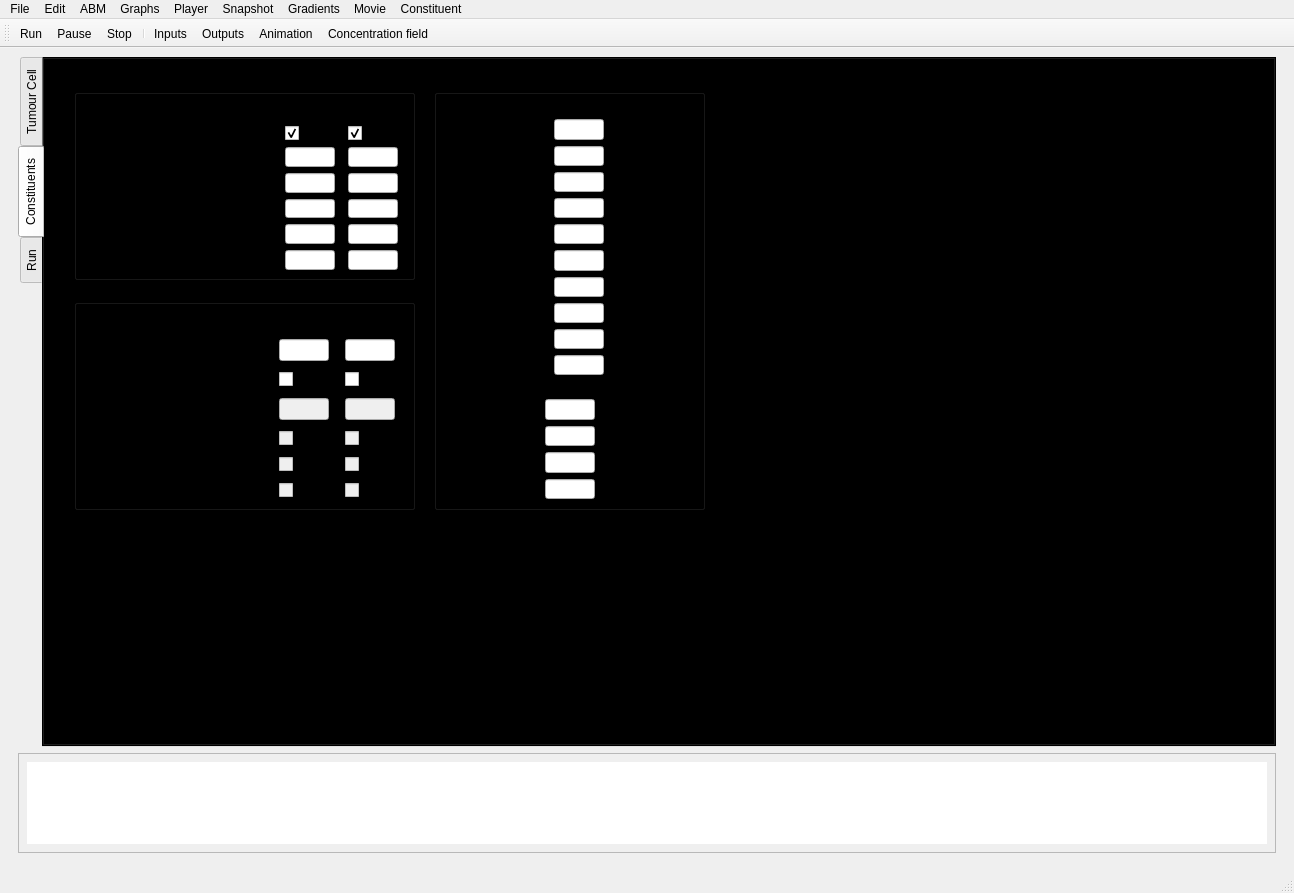
The window that GUI/spheroid_GUI.ui (gibbogle/spheroid-abm) describes before a commit, drawn with Qt 5.
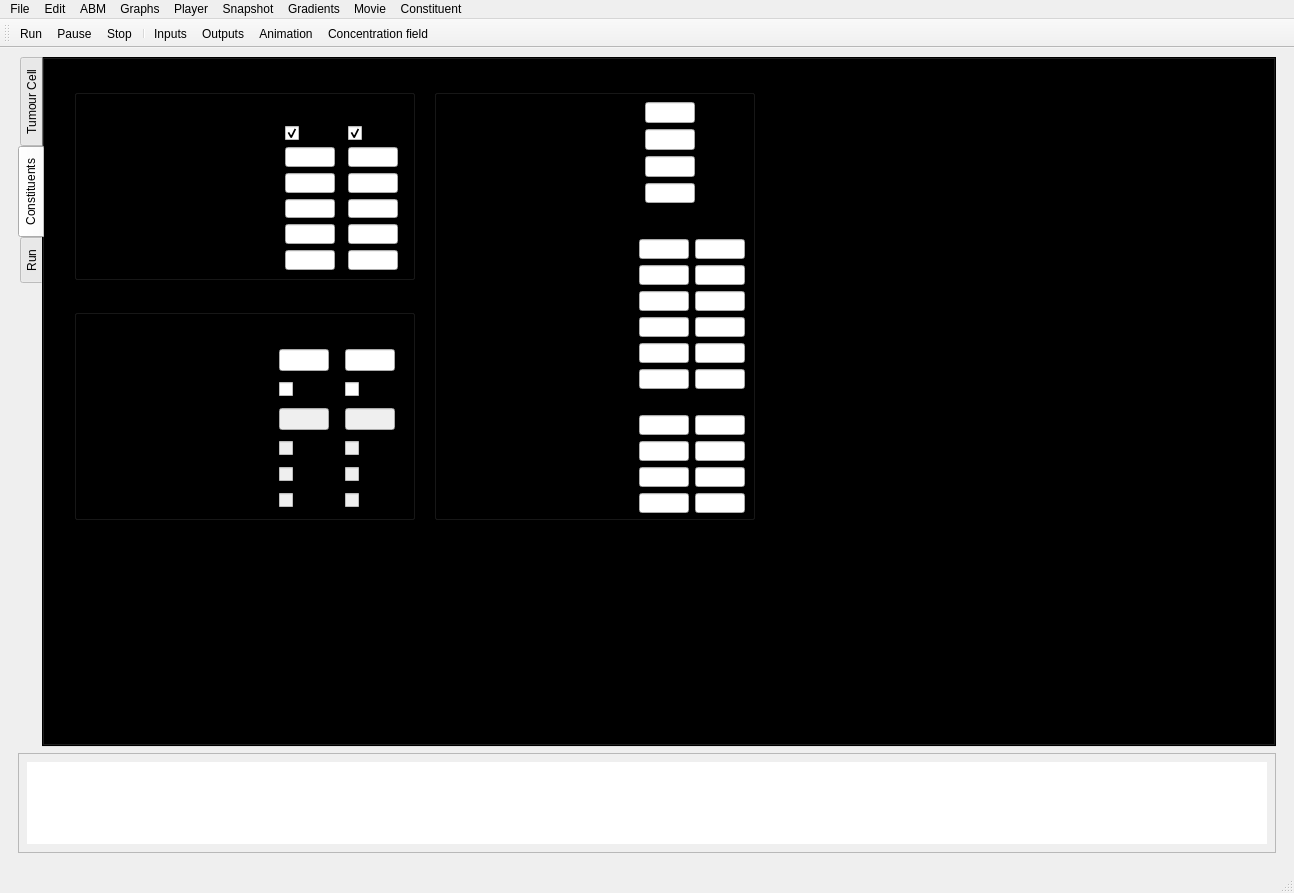
The same window after the commit. The open tabs and pages were chosen to show the change. Icons and pictures are not drawn. Custom widgets are drawn as their Qt base class.

Commit message: G: changed GUI/mainwindow.cpp G: changed GUI/mainwindow.h G: changed GUI/myvtk.cpp G: changed GUI/myvtk.h G: changed GUI/params.cpp G: changed GUI/spheroid_GUI.ui G: changed src/cellstate.f90 G: changed src/global.f90 G: changed src/ode_diffuse.f90 G: changed src/spheroid.f90

```diff
--- a/GUI/spheroid_GUI.ui
+++ b/GUI/spheroid_GUI.ui
@@ -587,7 +587,7 @@
             <property name="geometry">
              <rect>
               <x>30</x>
-              <y>240</y>
+              <y>250</y>
               <width>341</width>
               <height>211</height>
              </rect>
@@ -909,8 +909,8 @@
              <rect>
               <x>390</x>
               <y>30</y>
-              <width>271</width>
-              <height>421</height>
+              <width>321</width>
+              <height>431</height>
              </rect>
             </property>
             <property name="title">
@@ -939,14 +939,157 @@
              <property name="geometry">
               <rect>
                <x>10</x>
-               <y>30</y>
+               <y>13</y>
                <width>251</width>
-               <height>256</height>
+               <height>101</height>
               </rect>
              </property>
              <layout class="QGridLayout" name="gridLayout_6">
-              <item row="2" column="1">
-               <widget class="QMyLabel" name="label_SN30K_KMET0">
+              <item row="0" column="3">
+               <widget class="QLineEdit" name="line_SN30K_DIFF_COEF">
+                <property name="maximumSize">
+                 <size>
+                  <width>50</width>
+                  <height>16777215</height>
+                 </size>
+                </property>
+                <property name="baseSize">
+                 <size>
+                  <width>0</width>
+                  <height>0</height>
+                 </size>
+                </property>
+                <property name="alignment">
+                 <set>Qt::AlignRight|Qt::AlignTrailing|Qt::AlignVCenter</set>
+                </property>
+               </widget>
+              </item>
+              <item row="0" column="0" colspan="2">
+               <widget class="QMyLabel" name="label_SN30K_DIFF_COEF">
+                <property name="text">
+                 <string>Diff coefficient</string>
+                </property>
+               </widget>
+              </item>
+              <item row="1" column="0" colspan="2">
+               <widget class="QMyLabel" name="label_SN30K_CELL_DIFF">
+                <property name="text">
+                 <string>Membrane diff coef</string>
+                </property>
+               </widget>
+              </item>
+              <item row="1" column="3">
+               <widget class="QLineEdit" name="line_SN30K_CELL_DIFF">
+                <property name="maximumSize">
+                 <size>
+                  <width>50</width>
+                  <height>16777215</height>
+                 </size>
+                </property>
+                <property name="alignment">
+                 <set>Qt::AlignRight|Qt::AlignTrailing|Qt::AlignVCenter</set>
+                </property>
+               </widget>
+              </item>
+              <item row="2" column="0" colspan="2">
+               <widget class="QMyLabel" name="label_SN30K_HALFLIFE">
+                <property name="font">
+                 <font>
+                  <weight>50</weight>
+                  <bold>false</bold>
+                 </font>
+                </property>
+                <property name="text">
+                 <string>Half-life</string>
+                </property>
+               </widget>
+              </item>
+              <item row="2" column="3">
+               <widget class="QLineEdit" name="line_SN30K_HALFLIFE">
+                <property name="enabled">
+                 <bool>true</bool>
+                </property>
+                <property name="maximumSize">
+                 <size>
+                  <width>50</width>
+                  <height>16777215</height>
+                 </size>
+                </property>
+                <property name="alignment">
+                 <set>Qt::AlignRight|Qt::AlignTrailing|Qt::AlignVCenter</set>
+                </property>
+               </widget>
+              </item>
+              <item row="3" column="0" colspan="2">
+               <widget class="QMyLabel" name="label_SN30K_METABOLITE_HALFLIFE">
+                <property name="minimumSize">
+                 <size>
+                  <width>0</width>
+                  <height>0</height>
+                 </size>
+                </property>
+                <property name="font">
+                 <font>
+                  <weight>50</weight>
+                  <bold>false</bold>
+                 </font>
+                </property>
+                <property name="text">
+                 <string>Metabolite half-life   </string>
+                </property>
+               </widget>
+              </item>
+              <item row="3" column="3">
+               <widget class="QLineEdit" name="line_SN30K_METABOLITE_HALFLIFE">
+                <property name="enabled">
+                 <bool>true</bool>
+                </property>
+                <property name="maximumSize">
+                 <size>
+                  <width>50</width>
+                  <height>16777215</height>
+                 </size>
+                </property>
+                <property name="alignment">
+                 <set>Qt::AlignRight|Qt::AlignTrailing|Qt::AlignVCenter</set>
+                </property>
+               </widget>
+              </item>
+              <item row="0" column="2">
+               <widget class="QLabel" name="units_diffcoef_3">
+                <property name="text">
+                 <string>cm2/s</string>
+                </property>
+               </widget>
+              </item>
+              <item row="2" column="2">
+               <widget class="QLabel" name="units_halflife">
+                <property name="text">
+                 <string>hours</string>
+                </property>
+               </widget>
+              </item>
+              <item row="3" column="2">
+               <widget class="QLabel" name="units_metabolite_halflife">
+                <property name="text">
+                 <string>hours</string>
+                </property>
+               </widget>
+              </item>
+             </layout>
+            </widget>
+            <widget class="QWidget" name="gridLayoutWidget_6">
+             <property name="geometry">
+              <rect>
+               <x>10</x>
+               <y>130</y>
+               <width>301</width>
+               <height>294</height>
+              </rect>
+             </property>
+             <layout class="QGridLayout" name="gridLayout_2">
+              <item row="1" column="0">
+               <widget class="QMyLabel" name="label_SN30K_KMET0_1">
                 <property name="minimumSize">
                  <size>
                   <width>40</width>
@@ -958,149 +1101,206 @@
                 </property>
                </widget>
               </item>
-              <item row="2" column="2">
-               <widget class="QLineEdit" name="line_SN30K_KMET0">
-                <property name="maximumSize">
-                 <size>
-                  <width>50</width>
-                  <height>16777215</height>
-                 </size>
-                </property>
-                <property name="baseSize">
-                 <size>
-                  <width>0</width>
-                  <height>0</height>
-                 </size>
-                </property>
-                <property name="alignment">
-                 <set>Qt::AlignRight|Qt::AlignTrailing|Qt::AlignVCenter</set>
-                </property>
-               </widget>
-              </item>
-              <item row="3" column="1">
-               <widget class="QMyLabel" name="label_SN30K_C1">
+              <item row="2" column="0">
+               <widget class="QMyLabel" name="label_SN30K_C1_1">
                 <property name="text">
                  <string>C1</string>
                 </property>
                </widget>
               </item>
-              <item row="3" column="2">
-               <widget class="QLineEdit" name="line_SN30K_C1">
-                <property name="maximumSize">
-                 <size>
-                  <width>50</width>
-                  <height>16777215</height>
-                 </size>
-                </property>
-                <property name="alignment">
-                 <set>Qt::AlignRight|Qt::AlignTrailing|Qt::AlignVCenter</set>
-                </property>
-               </widget>
-              </item>
-              <item row="4" column="1">
-               <widget class="QMyLabel" name="label_SN30K_C2">
+              <item row="3" column="0">
+               <widget class="QMyLabel" name="label_SN30K_C2_1">
                 <property name="text">
                  <string>C2</string>
                 </property>
                </widget>
               </item>
-              <item row="4" column="2">
-               <widget class="QLineEdit" name="line_SN30K_C2">
-                <property name="maximumSize">
-                 <size>
-                  <width>50</width>
-                  <height>16777215</height>
-                 </size>
-                </property>
-                <property name="alignment">
-                 <set>Qt::AlignRight|Qt::AlignTrailing|Qt::AlignVCenter</set>
-                </property>
-               </widget>
-              </item>
-              <item row="5" column="1">
-               <widget class="QMyLabel" name="label_SN30K_KO2">
+              <item row="4" column="0">
+               <widget class="QMyLabel" name="label_SN30K_KO2_1">
                 <property name="text">
                  <string>KO2</string>
                 </property>
                </widget>
               </item>
-              <item row="5" column="2">
-               <widget class="QLineEdit" name="line_SN30K_KO2">
-                <property name="maximumSize">
-                 <size>
-                  <width>50</width>
-                  <height>16777215</height>
-                 </size>
-                </property>
-                <property name="alignment">
-                 <set>Qt::AlignRight|Qt::AlignTrailing|Qt::AlignVCenter</set>
-                </property>
-               </widget>
-              </item>
-              <item row="6" column="1">
-               <widget class="QMyLabel" name="label_SN30K_GAMMA">
-                <property name="text">
-                 <string>gamma</string>
-                </property>
-               </widget>
-              </item>
-              <item row="6" column="2">
-               <widget class="QLineEdit" name="line_SN30K_GAMMA">
-                <property name="maximumSize">
-                 <size>
-                  <width>50</width>
-                  <height>16777215</height>
-                 </size>
-                </property>
-                <property name="alignment">
-                 <set>Qt::AlignRight|Qt::AlignTrailing|Qt::AlignVCenter</set>
-                </property>
-               </widget>
-              </item>
               <item row="2" column="3">
+               <widget class="QLineEdit" name="line_SN30K_C1_2">
+                <property name="maximumSize">
+                 <size>
+                  <width>50</width>
+                  <height>16777215</height>
+                 </size>
+                </property>
+                <property name="alignment">
+                 <set>Qt::AlignRight|Qt::AlignTrailing|Qt::AlignVCenter</set>
+                </property>
+               </widget>
+              </item>
+              <item row="2" column="2">
+               <widget class="QLineEdit" name="line_SN30K_C1_1">
+                <property name="maximumSize">
+                 <size>
+                  <width>50</width>
+                  <height>16777215</height>
+                 </size>
+                </property>
+                <property name="alignment">
+                 <set>Qt::AlignRight|Qt::AlignTrailing|Qt::AlignVCenter</set>
+                </property>
+               </widget>
+              </item>
+              <item row="3" column="3">
+               <widget class="QLineEdit" name="line_SN30K_C2_2">
+                <property name="maximumSize">
+                 <size>
+                  <width>50</width>
+                  <height>16777215</height>
+                 </size>
+                </property>
+                <property name="alignment">
+                 <set>Qt::AlignRight|Qt::AlignTrailing|Qt::AlignVCenter</set>
+                </property>
+               </widget>
+              </item>
+              <item row="3" column="2">
+               <widget class="QLineEdit" name="line_SN30K_C2_1">
+                <property name="maximumSize">
+                 <size>
+                  <width>50</width>
+                  <height>16777215</height>
+                 </size>
+                </property>
+                <property name="alignment">
+                 <set>Qt::AlignRight|Qt::AlignTrailing|Qt::AlignVCenter</set>
+                </property>
+               </widget>
+              </item>
+              <item row="4" column="3">
+               <widget class="QLineEdit" name="line_SN30K_KO2_2">
+                <property name="maximumSize">
+                 <size>
+                  <width>50</width>
+                  <height>16777215</height>
+                 </size>
+                </property>
+                <property name="alignment">
+                 <set>Qt::AlignRight|Qt::AlignTrailing|Qt::AlignVCenter</set>
+                </property>
+               </widget>
+              </item>
+              <item row="4" column="2">
+               <widget class="QLineEdit" name="line_SN30K_KO2_1">
+                <property name="maximumSize">
+                 <size>
+                  <width>50</width>
+                  <height>16777215</height>
+                 </size>
+                </property>
+                <property name="alignment">
+                 <set>Qt::AlignRight|Qt::AlignTrailing|Qt::AlignVCenter</set>
+                </property>
+               </widget>
+              </item>
+              <item row="1" column="2">
+               <widget class="QLineEdit" name="line_SN30K_KMET0_1">
+                <property name="maximumSize">
+                 <size>
+                  <width>50</width>
+                  <height>16777215</height>
+                 </size>
+                </property>
+                <property name="baseSize">
+                 <size>
+                  <width>0</width>
+                  <height>0</height>
+                 </size>
+                </property>
+                <property name="alignment">
+                 <set>Qt::AlignRight|Qt::AlignTrailing|Qt::AlignVCenter</set>
+                </property>
+               </widget>
+              </item>
+              <item row="1" column="3">
+               <widget class="QLineEdit" name="line_SN30K_KMET0_2">
+                <property name="maximumSize">
+                 <size>
+                  <width>50</width>
+                  <height>16777215</height>
+                 </size>
+                </property>
+                <property name="baseSize">
+                 <size>
+                  <width>0</width>
+                  <height>0</height>
+                 </size>
+                </property>
+                <property name="alignment">
+                 <set>Qt::AlignRight|Qt::AlignTrailing|Qt::AlignVCenter</set>
+                </property>
+               </widget>
+              </item>
+              <item row="1" column="1">
                <widget class="QLabel" name="units_KMET0">
                 <property name="text">
                  <string>min^-1</string>
                 </property>
                </widget>
               </item>
-              <item row="3" column="3">
-               <widget class="QLabel" name="units_C1">
-                <property name="text">
-                 <string/>
-                </property>
-               </widget>
-              </item>
-              <item row="4" column="3">
-               <widget class="QLabel" name="units_C2">
-                <property name="text">
-                 <string/>
-                </property>
-               </widget>
-              </item>
-              <item row="5" column="3">
+              <item row="4" column="1">
                <widget class="QLabel" name="units_KO2">
                 <property name="text">
                  <string>uM</string>
                 </property>
                </widget>
               </item>
-              <item row="6" column="3">
+              <item row="5" column="0">
+               <widget class="QMyLabel" name="label_SN30K_GAMMA_1">
+                <property name="text">
+                 <string>gamma</string>
+                </property>
+               </widget>
+              </item>
+              <item row="5" column="1">
                <widget class="QLabel" name="units_GAMMA">
                 <property name="text">
                  <string>uM^-2</string>
                 </property>
                </widget>
               </item>
-              <item row="7" column="1">
-               <widget class="QMyLabel" name="label_SN30K_KLESION">
+              <item row="5" column="2">
+               <widget class="QLineEdit" name="line_SN30K_GAMMA_1">
+                <property name="maximumSize">
+                 <size>
+                  <width>50</width>
+                  <height>16777215</height>
+                 </size>
+                </property>
+                <property name="alignment">
+                 <set>Qt::AlignRight|Qt::AlignTrailing|Qt::AlignVCenter</set>
+                </property>
+               </widget>
+              </item>
+              <item row="5" column="3">
+               <widget class="QLineEdit" name="line_SN30K_GAMMA_2">
+                <property name="maximumSize">
+                 <size>
+                  <width>50</width>
+                  <height>16777215</height>
+                 </size>
+                </property>
+                <property name="alignment">
+                 <set>Qt::AlignRight|Qt::AlignTrailing|Qt::AlignVCenter</set>
+                </property>
+               </widget>
+              </item>
+              <item row="6" column="0">
+               <widget class="QMyLabel" name="label_SN30K_KLESION_1">
                 <property name="text">
-                 <string>Klesion</string>
+                 <string>Klesion                            </string>
                 </property>
                </widget>
               </item>
-              <item row="7" column="2">
-               <widget class="QLineEdit" name="line_SN30K_KLESION">
+              <item row="6" column="2">
+               <widget class="QLineEdit" name="line_SN30K_KLESION_1">
                 <property name="maximumSize">
                  <size>
                   <width>50</width>
@@ -1112,252 +1312,201 @@
                 </property>
                </widget>
               </item>
+              <item row="6" column="3">
+               <widget class="QLineEdit" name="line_SN30K_KLESION_2">
+                <property name="maximumSize">
+                 <size>
+                  <width>50</width>
+                  <height>16777215</height>
+                 </size>
+                </property>
+                <property name="alignment">
+                 <set>Qt::AlignRight|Qt::AlignTrailing|Qt::AlignVCenter</set>
+                </property>
+               </widget>
+              </item>
+              <item row="0" column="0">
+               <widget class="QLabel" name="alabel_celltype">
+                <property name="font">
+                 <font>
+                  <weight>75</weight>
+                  <bold>true</bold>
+                 </font>
+                </property>
+                <property name="text">
+                 <string>Cell type parameters</string>
+                </property>
+               </widget>
+              </item>
               <item row="0" column="2">
-               <widget class="QLineEdit" name="line_SN30K_DIFF_COEF">
-                <property name="maximumSize">
-                 <size>
-                  <width>50</width>
-                  <height>16777215</height>
-                 </size>
-                </property>
-                <property name="baseSize">
-                 <size>
-                  <width>0</width>
-                  <height>0</height>
-                 </size>
-                </property>
-                <property name="alignment">
-                 <set>Qt::AlignRight|Qt::AlignTrailing|Qt::AlignVCenter</set>
-                </property>
-               </widget>
-              </item>
-              <item row="0" column="1">
-               <widget class="QMyLabel" name="label_SN30K_DIFF_COEF">
+               <widget class="QLabel" name="alabel_type1">
                 <property name="text">
-                 <string>Diff coefficient</string>
+                 <string>Type 1</string>
                 </property>
                </widget>
               </item>
               <item row="0" column="3">
-               <widget class="QLabel" name="units_diffcoef_3">
+               <widget class="QLabel" name="alabel_type2">
                 <property name="text">
-                 <string>cm2/s</string>
+                 <string>Type 2</string>
                 </property>
                </widget>
               </item>
-              <item row="8" column="2">
-               <widget class="QLineEdit" name="line_SN30K_HALFLIFE">
-                <property name="enabled">
-                 <bool>true</bool>
-                </property>
-                <property name="maximumSize">
-                 <size>
-                  <width>50</width>
-                  <height>16777215</height>
-                 </size>
-                </property>
-                <property name="alignment">
-                 <set>Qt::AlignRight|Qt::AlignTrailing|Qt::AlignVCenter</set>
-                </property>
-               </widget>
-              </item>
-              <item row="8" column="3">
-               <widget class="QLabel" name="units_halflife">
-                <property name="text">
-                 <string>hours</string>
-                </property>
-               </widget>
-              </item>
-              <item row="8" column="1">
-               <widget class="QMyLabel" name="label_SN30K_HALFLIFE">
+              <item row="7" column="0">
+               <widget class="QLabel" name="alabel_SN30K_KILL">
                 <property name="font">
                  <font>
-                  <weight>50</weight>
-                  <bold>false</bold>
+                  <weight>75</weight>
+                  <bold>true</bold>
                  </font>
                 </property>
                 <property name="text">
-                 <string>Half-life</string>
+                 <string>Kill experiment</string>
                 </property>
                </widget>
               </item>
-              <item row="9" column="1">
-               <widget class="QMyLabel" name="label_SN30K_METABOLITE_HALFLIFE">
-                <property name="font">
-                 <font>
-                  <weight>50</weight>
-                  <bold>false</bold>
-                 </font>
-                </property>
-                <property name="text">
-                 <string>Metabolite half-life</string>
-                </property>
-               </widget>
-              </item>
-              <item row="9" column="2">
-               <widget class="QLineEdit" name="line_SN30K_METABOLITE_HALFLIFE">
-                <property name="enabled">
-                 <bool>true</bool>
-                </property>
-                <property name="maximumSize">
-                 <size>
-                  <width>50</width>
-                  <height>16777215</height>
-                 </size>
-                </property>
-                <property name="alignment">
-                 <set>Qt::AlignRight|Qt::AlignTrailing|Qt::AlignVCenter</set>
-                </property>
-               </widget>
-              </item>
-              <item row="9" column="3">
-               <widget class="QLabel" name="units_metabolite_halflife">
-                <property name="text">
-                 <string>hours</string>
-                </property>
-               </widget>
-              </item>
-              <item row="1" column="1">
-               <widget class="QMyLabel" name="label_SN30K_CELL_DIFF">
-                <property name="text">
-                 <string>Membrane diff coef</string>
-                </property>
-               </widget>
-              </item>
-              <item row="1" column="2">
-               <widget class="QLineEdit" name="line_SN30K_CELL_DIFF">
-                <property name="maximumSize">
-                 <size>
-                  <width>50</width>
-                  <height>16777215</height>
-                 </size>
-                </property>
-                <property name="alignment">
-                 <set>Qt::AlignRight|Qt::AlignTrailing|Qt::AlignVCenter</set>
-                </property>
-               </widget>
-              </item>
-             </layout>
-            </widget>
-            <widget class="QLabel" name="label_SN30K_KILL">
-             <property name="geometry">
-              <rect>
-               <x>100</x>
-               <y>290</y>
-               <width>91</width>
-               <height>16</height>
-              </rect>
-             </property>
-             <property name="font">
-              <font>
-               <weight>75</weight>
-               <bold>true</bold>
-              </font>
-             </property>
-             <property name="text">
-              <string>Kill Experiment</string>
-             </property>
-            </widget>
-            <widget class="QWidget" name="gridLayoutWidget_3">
-             <property name="geometry">
-              <rect>
-               <x>10</x>
-               <y>310</y>
-               <width>251</width>
-               <height>100</height>
-              </rect>
-             </property>
-             <layout class="QGridLayout" name="gridLayout_7">
-              <item row="0" column="0">
-               <widget class="QMyLabel" name="label_SN30K_KILL_O2_CONC">
+              <item row="8" column="0">
+               <widget class="QMyLabel" name="label_SN30K_KILL_O2_CONC_1">
                 <property name="text">
                  <string>O2 conc</string>
                 </property>
                </widget>
               </item>
-              <item row="0" column="1">
-               <widget class="QLineEdit" name="line_SN30K_KILL_O2_CONC">
-                <property name="maximumSize">
-                 <size>
-                  <width>50</width>
-                  <height>16777215</height>
-                 </size>
-                </property>
-                <property name="alignment">
-                 <set>Qt::AlignRight|Qt::AlignTrailing|Qt::AlignVCenter</set>
-                </property>
-               </widget>
-              </item>
-              <item row="0" column="2">
+              <item row="8" column="1">
                <widget class="QLabel" name="units_KILL_O2_CONC">
                 <property name="text">
-                 <string>mM</string>
+                 <string>mM      </string>
                 </property>
                </widget>
               </item>
-              <item row="1" column="0">
-               <widget class="QMyLabel" name="label_SN30K_KILL_DRUG_CONC">
+              <item row="8" column="2">
+               <widget class="QLineEdit" name="line_SN30K_KILL_O2_CONC_1">
+                <property name="maximumSize">
+                 <size>
+                  <width>50</width>
+                  <height>16777215</height>
+                 </size>
+                </property>
+                <property name="alignment">
+                 <set>Qt::AlignRight|Qt::AlignTrailing|Qt::AlignVCenter</set>
+                </property>
+               </widget>
+              </item>
+              <item row="8" column="3">
+               <widget class="QLineEdit" name="line_SN30K_KILL_O2_CONC_2">
+                <property name="maximumSize">
+                 <size>
+                  <width>50</width>
+                  <height>16777215</height>
+                 </size>
+                </property>
+                <property name="alignment">
+                 <set>Qt::AlignRight|Qt::AlignTrailing|Qt::AlignVCenter</set>
+                </property>
+               </widget>
+              </item>
+              <item row="9" column="0">
+               <widget class="QMyLabel" name="label_SN30K_KILL_DRUG_CONC_1">
                 <property name="text">
                  <string>Drug conc</string>
                 </property>
                </widget>
               </item>
-              <item row="1" column="1">
-               <widget class="QLineEdit" name="line_SN30K_KILL_DRUG_CONC">
-                <property name="maximumSize">
-                 <size>
-                  <width>50</width>
-                  <height>16777215</height>
-                 </size>
-                </property>
-                <property name="alignment">
-                 <set>Qt::AlignRight|Qt::AlignTrailing|Qt::AlignVCenter</set>
-                </property>
-               </widget>
-              </item>
-              <item row="1" column="2">
+              <item row="9" column="1">
                <widget class="QLabel" name="units_KILL_DRUG_CONC">
                 <property name="text">
                  <string>mM</string>
                 </property>
                </widget>
               </item>
-              <item row="2" column="0">
-               <widget class="QMyLabel" name="label_SN30K_KILL_DURATION">
+              <item row="9" column="2">
+               <widget class="QLineEdit" name="line_SN30K_KILL_DRUG_CONC_1">
+                <property name="maximumSize">
+                 <size>
+                  <width>50</width>
+                  <height>16777215</height>
+                 </size>
+                </property>
+                <property name="alignment">
+                 <set>Qt::AlignRight|Qt::AlignTrailing|Qt::AlignVCenter</set>
+                </property>
+               </widget>
+              </item>
+              <item row="9" column="3">
+               <widget class="QLineEdit" name="line_SN30K_KILL_DRUG_CONC_2">
+                <property name="maximumSize">
+                 <size>
+                  <width>50</width>
+                  <height>16777215</height>
+                 </size>
+                </property>
+                <property name="alignment">
+                 <set>Qt::AlignRight|Qt::AlignTrailing|Qt::AlignVCenter</set>
+                </property>
+               </widget>
+              </item>
+              <item row="10" column="0">
+               <widget class="QMyLabel" name="label_SN30K_KILL_DURATION_1">
                 <property name="text">
                  <string>Duration</string>
                 </property>
                </widget>
               </item>
-              <item row="2" column="1">
-               <widget class="QLineEdit" name="line_SN30K_KILL_DURATION">
-                <property name="maximumSize">
-                 <size>
-                  <width>50</width>
-                  <height>16777215</height>
-                 </size>
-                </property>
-                <property name="alignment">
-                 <set>Qt::AlignRight|Qt::AlignTrailing|Qt::AlignVCenter</set>
-                </property>
-               </widget>
-              </item>
-              <item row="2" column="2">
+              <item row="10" column="1">
                <widget class="QLabel" name="units_KILL_DURATION">
                 <property name="text">
                  <string>min</string>
                 </property>
                </widget>
               </item>
-              <item row="3" column="0">
-               <widget class="QMyLabel" name="label_SN30K_KILL_FRACTION">
+              <item row="10" column="2">
+               <widget class="QLineEdit" name="line_SN30K_KILL_DURATION_1">
+                <property name="maximumSize">
+                 <size>
+                  <width>50</width>
+                  <height>16777215</height>
+                 </size>
+                </property>
+                <property name="alignment">
+                 <set>Qt::AlignRight|Qt::AlignTrailing|Qt::AlignVCenter</set>
+                </property>
+               </widget>
+              </item>
+              <item row="10" column="3">
+               <widget class="QLineEdit" name="line_SN30K_KILL_DURATION_2">
+                <property name="maximumSize">
+                 <size>
+                  <width>50</width>
+                  <height>16777215</height>
+                 </size>
+                </property>
+                <property name="alignment">
+                 <set>Qt::AlignRight|Qt::AlignTrailing|Qt::AlignVCenter</set>
+                </property>
+               </widget>
+              </item>
+              <item row="11" column="0">
+               <widget class="QMyLabel" name="label_SN30K_KILL_FRACTION_1">
                 <property name="text">
-                 <string>Kill fraction</string>
+                 <string>Kill fraction                      </string>
                 </property>
                </widget>
               </item>
-              <item row="3" column="1">
-               <widget class="QLineEdit" name="line_SN30K_KILL_FRACTION">
+              <item row="11" column="2">
+               <widget class="QLineEdit" name="line_SN30K_KILL_FRACTION_1">
+                <property name="maximumSize">
+                 <size>
+                  <width>50</width>
+                  <height>16777215</height>
+                 </size>
+                </property>
+                <property name="alignment">
+                 <set>Qt::AlignRight|Qt::AlignTrailing|Qt::AlignVCenter</set>
+                </property>
+               </widget>
+              </item>
+              <item row="11" column="3">
+               <widget class="QLineEdit" name="line_SN30K_KILL_FRACTION_2">
                 <property name="maximumSize">
                  <size>
                   <width>50</width>
@@ -1375,7 +1524,7 @@
            <widget class="QLabel" name="label_SN30K">
             <property name="geometry">
              <rect>
-              <x>490</x>
+              <x>520</x>
               <y>10</y>
               <width>61</width>
               <height>16</height>
```
Left out of the diff: 319 changed lines with no effect on the pictures. The commit also changes 9 other files.
